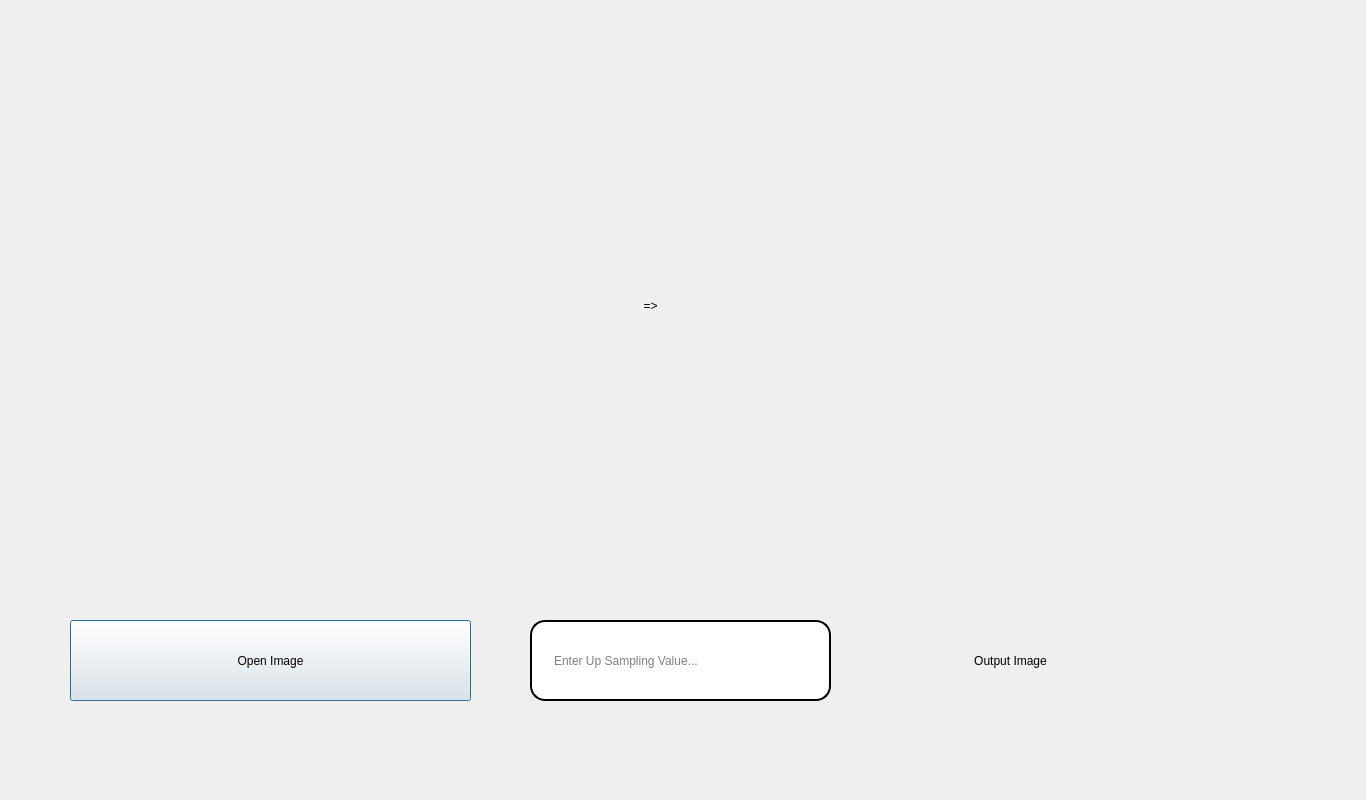
Before: the Qt Designer form All_Project_Files/Final_Project_Files/Up_Sampling_Image_Screen.ui in Haleshot/Image_Processing, drawn with Qt 5.
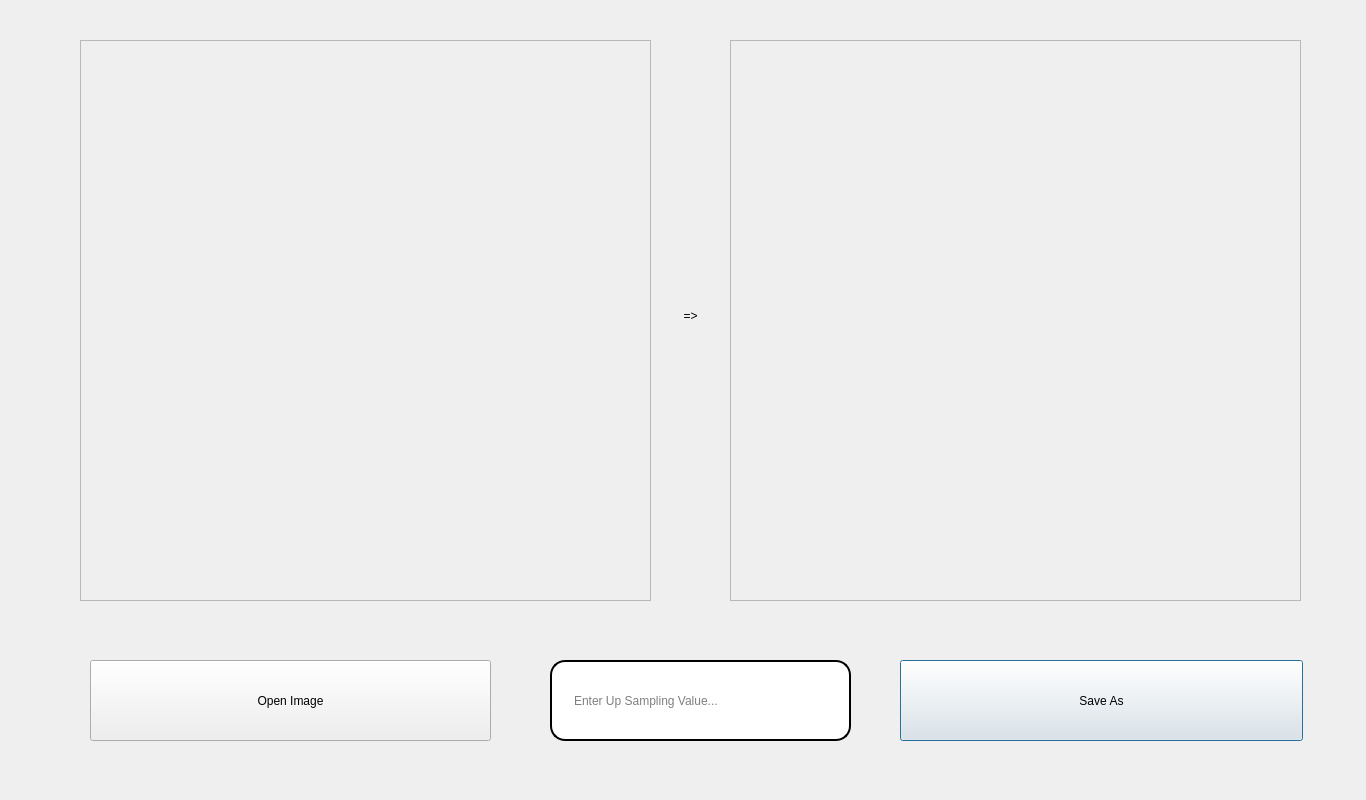
After: the same form once the commit is applied.

The edit to the form file:
```diff
--- a/All_Project_Files/Final_Project_Files/Up_Sampling_Image_Screen.ui
+++ b/All_Project_Files/Final_Project_Files/Up_Sampling_Image_Screen.ui
@@ -13,62 +13,11 @@
   <property name="windowTitle">
    <string>Dialog</string>
   </property>
-  <widget class="QPushButton" name="Open_Image_Button">
-   <property name="geometry">
-    <rect>
-     <x>70</x>
-     <y>620</y>
-     <width>401</width>
-     <height>81</height>
-    </rect>
-   </property>
-   <property name="text">
-    <string>Open Image</string>
-   </property>
-  </widget>
-  <widget class="QLabel" name="label_4">
-   <property name="geometry">
-    <rect>
-     <x>870</x>
-     <y>640</y>
-     <width>281</width>
-     <height>41</height>
-    </rect>
-   </property>
-   <property name="styleSheet">
-    <string notr="true">font: 16pt &quot;MS Shell Dlg 2&quot;;</string>
-   </property>
-   <property name="text">
-    <string>Output Image</string>
-   </property>
-   <property name="alignment">
-    <set>Qt::AlignCenter</set>
-   </property>
-  </widget>
-  <widget class="QLabel" name="label_3">
-   <property name="geometry">
-    <rect>
-     <x>620</x>
-     <y>290</y>
-     <width>61</width>
-     <height>31</height>
-    </rect>
-   </property>
-   <property name="styleSheet">
-    <string notr="true">font: 22pt &quot;MS Shell Dlg 2&quot;;</string>
-   </property>
-   <property name="text">
-    <string>=&gt;</string>
-   </property>
-   <property name="alignment">
-    <set>Qt::AlignCenter</set>
-   </property>
-  </widget>
   <widget class="QLineEdit" name="lineEdit">
    <property name="geometry">
     <rect>
-     <x>530</x>
-     <y>620</y>
+     <x>550</x>
+     <y>660</y>
      <width>301</width>
      <height>81</height>
     </rect>
@@ -88,37 +37,11 @@
     <string>Enter Up Sampling Value...</string>
    </property>
   </widget>
-  <widget class="QLabel" name="label_2">
-   <property name="geometry">
-    <rect>
-     <x>710</x>
-     <y>20</y>
-     <width>631</width>
-     <height>561</height>
-    </rect>
-   </property>
-   <property name="text">
-    <string/>
-   </property>
-  </widget>
-  <widget class="QLabel" name="label">
-   <property name="geometry">
-    <rect>
-     <x>10</x>
-     <y>20</y>
-     <width>571</width>
-     <height>561</height>
-    </rect>
-   </property>
-   <property name="text">
-    <string/>
-   </property>
-  </widget>
   <widget class="QLabel" name="label_5">
    <property name="geometry">
     <rect>
-     <x>410</x>
-     <y>730</y>
+     <x>400</x>
+     <y>740</y>
      <width>581</width>
      <height>41</height>
     </rect>
@@ -128,6 +51,126 @@
    </property>
    <property name="text">
     <string/>
+   </property>
+   <property name="alignment">
+    <set>Qt::AlignCenter</set>
+   </property>
+  </widget>
+  <widget class="QPushButton" name="Save_As">
+   <property name="geometry">
+    <rect>
+     <x>900</x>
+     <y>660</y>
+     <width>403</width>
+     <height>81</height>
+    </rect>
+   </property>
+   <property name="text">
+    <string>Save As</string>
+   </property>
+  </widget>
+  <widget class="QScrollArea" name="scrollArea_2">
+   <property name="geometry">
+    <rect>
+     <x>730</x>
+     <y>40</y>
+     <width>571</width>
+     <height>561</height>
+    </rect>
+   </property>
+   <property name="widgetResizable">
+    <bool>true</bool>
+   </property>
+   <widget class="QWidget" name="scrollAreaWidgetContents_2">
+    <property name="geometry">
+     <rect>
+      <x>0</x>
+      <y>0</y>
+      <width>569</width>
+      <height>559</height>
+     </rect>
+    </property>
+    <widget class="QLabel" name="label_2">
+     <property name="geometry">
+      <rect>
+       <x>10</x>
+       <y>20</y>
+       <width>571</width>
+       <height>561</height>
+      </rect>
+     </property>
+     <property name="text">
+      <string/>
+     </property>
+    </widget>
+   </widget>
+  </widget>
+  <widget class="QPushButton" name="Open_Image_Button">
+   <property name="geometry">
+    <rect>
+     <x>90</x>
+     <y>660</y>
+     <width>401</width>
+     <height>81</height>
+    </rect>
+   </property>
+   <property name="text">
+    <string>Open Image</string>
+   </property>
+  </widget>
+  <widget class="QScrollArea" name="scrollArea">
+   <property name="geometry">
+    <rect>
+     <x>80</x>
+     <y>40</y>
+     <width>571</width>
+     <height>561</height>
+    </rect>
+   </property>
+   <property name="widgetResizable">
+    <bool>true</bool>
+   </property>
+   <widget class="QWidget" name="scrollAreaWidgetContents">
+    <property name="geometry">
+     <rect>
+      <x>0</x>
+      <y>0</y>
+      <width>569</width>
+      <height>559</height>
+     </rect>
+    </property>
+    <widget class="QLabel" name="label">
+     <property name="geometry">
+      <rect>
+       <x>10</x>
+       <y>20</y>
+       <width>571</width>
+       <height>561</height>
+      </rect>
+     </property>
+     <property name="text">
+      <string/>
+     </property>
+    </widget>
+   </widget>
+  </widget>
+  <widget class="QLabel" name="label_3">
+   <property name="geometry">
+    <rect>
+     <x>660</x>
+     <y>300</y>
+     <width>61</width>
+     <height>31</height>
+    </rect>
+   </property>
+   <property name="styleSheet">
+    <string notr="true">font: 22pt &quot;MS Shell Dlg 2&quot;;</string>
+   </property>
+   <property name="text">
+    <string>=&gt;</string>
+   </property>
+   <property name="alignment">
+    <set>Qt::AlignCenter</set>
    </property>
   </widget>
  </widget>
```
